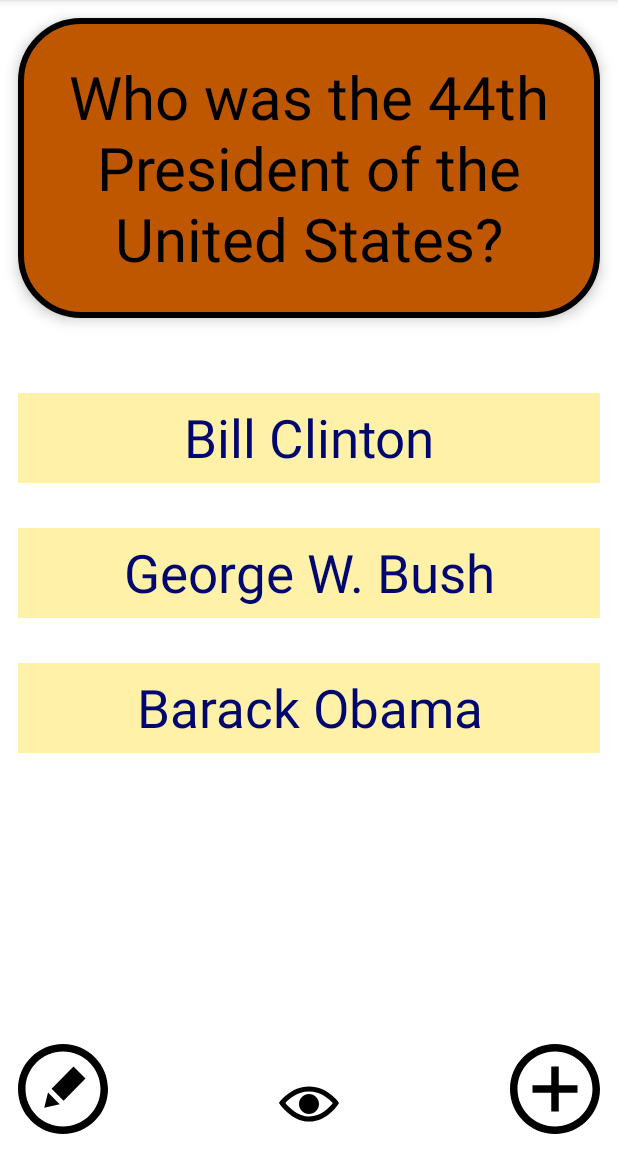
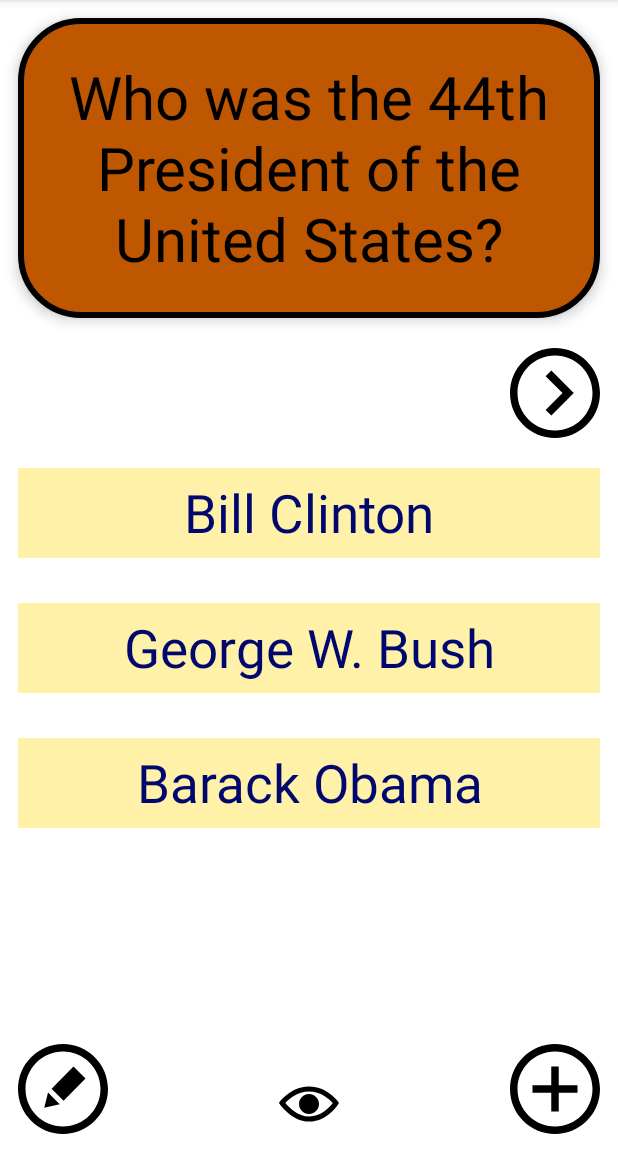
Before and after one commit to BenStormer/FlashcardApp, an Android app: the screen it shows after launch (MainActivity), on a phone screen of 412 x 824 dp, the part 84-1236 px from its top. Run offline under Robolectric (Android 15) with nearby library versions, the phone set to English and light mode, and no system bars; our stand-ins replace Room's generated code.

Commit message:
Lab 3 - Required Activities Completed

```diff
--- a/app/src/main/java/com/example/bensflashcardapp/Flashcard.java
+++ b/app/src/main/java/com/example/bensflashcardapp/Flashcard.java
@@ -20,7 +20,7 @@ public class Flashcard {
         this.answer = answer;
     }
 
-    Flashcard(@NonNull String question, @NonNull String answer, @Nullable String wrongAnswer1,@Nullable  String wrongAnswer2) {
+    Flashcard(@NonNull String question, @NonNull String answer, @Nullable String wrongAnswer1, @Nullable  String wrongAnswer2) {
         this.uuid = UUID.randomUUID().toString();
         this.question = question;
         this.answer = answer;
--- a/app/src/main/java/com/example/bensflashcardapp/FlashcardDatabase.java
+++ b/app/src/main/java/com/example/bensflashcardapp/FlashcardDatabase.java
@@ -19,7 +19,7 @@ public class FlashcardDatabase {
 
     public void initFirstCard() {
         if (db.flashcardDao().getAll().isEmpty()) {
-            insertCard(new Flashcard("Who is the 44th President of the United States", "Barack Obama"));
+            insertCard(new Flashcard("Who is the 44th President of the United States","Barack Obama", "Bill Clinton", "George W. Bush"));
         }
     }
 
--- /dev/null
+++ b/app/src/main/res/drawable/next_button.xml
@@ -0,0 +1,9 @@
+<vector xmlns:android="http://schemas.android.com/apk/res/android"
+    android:width="24dp"
+    android:height="24dp"
+    android:viewportWidth="24"
+    android:viewportHeight="24">
+  <path
+      android:fillColor="#FF000000"
+      android:pathData="M12,2c5.514,0 10,4.486 10,10s-4.486,10 -10,10 -10,-4.486 -10,-10 4.486,-10 10,-10zM12,0c-6.627,0 -12,5.373 -12,12s5.373,12 12,12 12,-5.373 12,-12 -5.373,-12 -12,-12zM14,12l-4.5,4.5 1.527,1.5 5.973,-6 -5.973,-6 -1.527,1.5 4.5,4.5z"/>
+</vector>
--- a/app/src/main/res/layout/activity_main.xml
+++ b/app/src/main/res/layout/activity_main.xml
@@ -37,7 +37,7 @@
         android:layout_below="@id/flashcard_question_textview"
         android:layout_width="match_parent"
         android:layout_height="60dp"
-        android:layout_marginTop="50dp"
+        android:layout_marginTop="100dp"
         android:gravity="center"
         android:text="Bill Clinton"
         android:textColor="@color/dark_blue"
@@ -92,4 +92,13 @@
         android:layout_alignParentStart="true"
         android:src="@drawable/edit_button"/>
 
+    <ImageView
+        android:id="@+id/next_button"
+        android:layout_below="@id/flashcard_question_textview"
+        android:layout_marginTop="20dp"
+        android:layout_width="60dp"
+        android:layout_height="60dp"
+        android:layout_alignParentEnd="true"
+        android:src="@drawable/next_button"/>
+
 </RelativeLayout>
```
Also changed, not shown: app/src/main/java/com/example/bensflashcardapp/MainActivity.java (+49 -11 lines).
